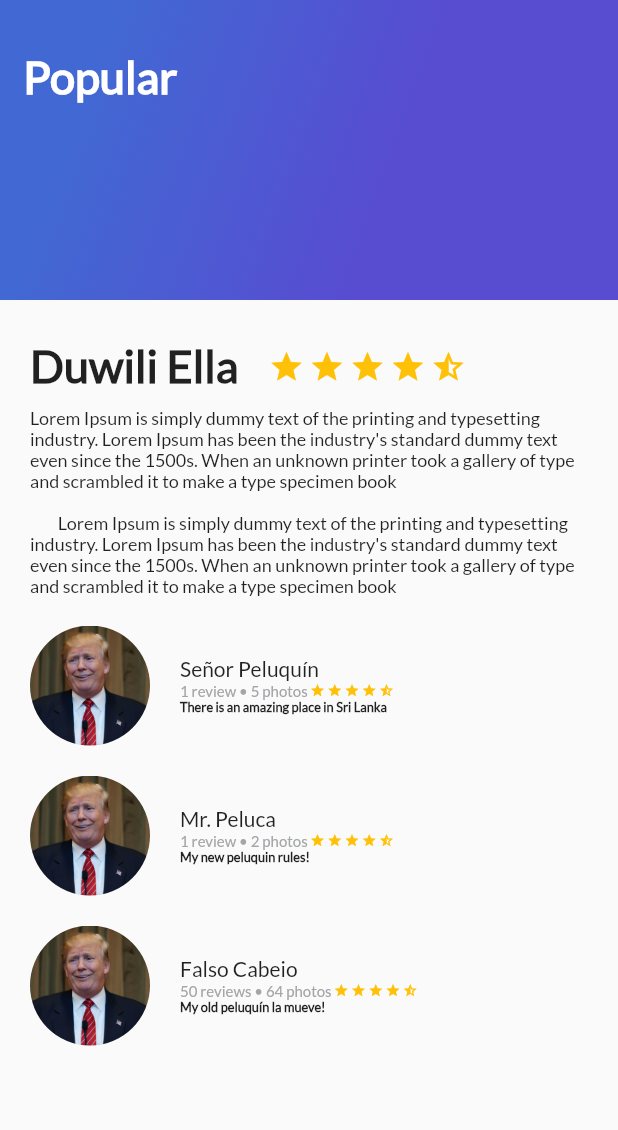
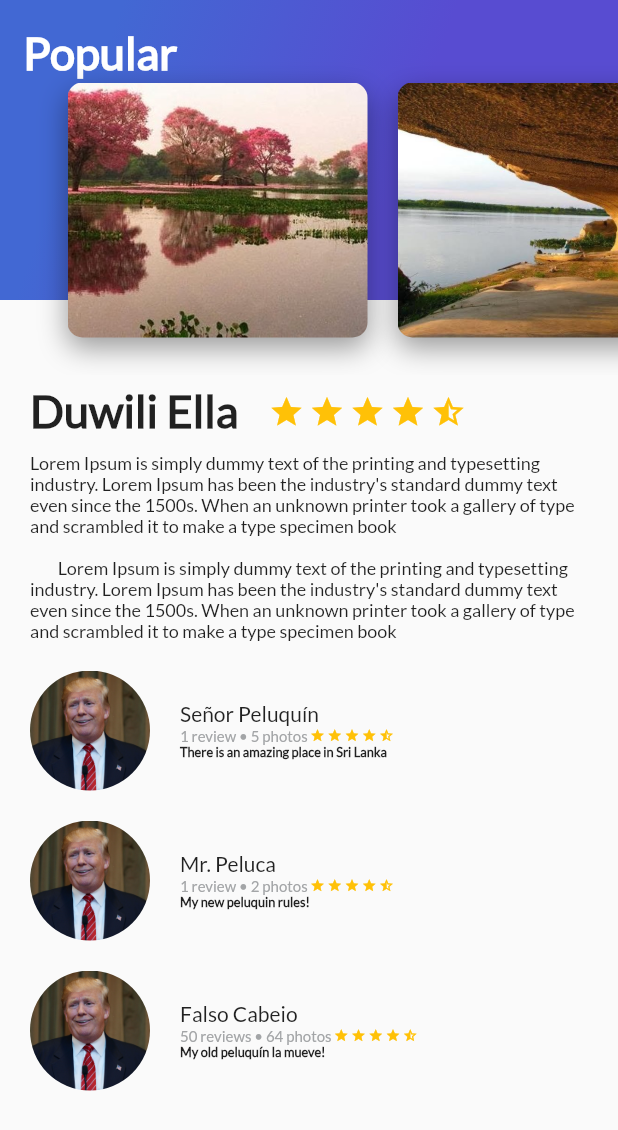
Before and after one commit to nandyme/p_flutter, a Flutter app: the screen it shows after launch, on a phone screen of 412 x 824 dp. Shown: the top 1130 px of the screen. Run offline on Flutter 3.47's test engine with Material 2 defaults, Android fonts, the phone set to English and light mode, and no system bars.

Commit message:
Clase 27

```diff
--- /dev/null
+++ b/lib/card_image.dart
@@ -0,0 +1,45 @@
+import 'package:flutter/material.dart';
+
+
+
+
+class CardImage extends StatelessWidget {
+
+  String pathImage = "assets/img/image.jpg";
+
+  CardImage(this.pathImage);
+
+  @override
+  Widget build(BuildContext context) {
+    // TODO: implement build
+
+    final card = Container(
+      height: 150.0,
+      width: 200.0,
+      margin: EdgeInsets.only(
+        top: 30.0,
+        left: 20.0
+      ),
+
+      decoration: BoxDecoration(
+        image: DecorationImage(
+          fit: BoxFit.cover,
+          image: AssetImage(pathImage)
+        ),
+        borderRadius: BorderRadius.all(Radius.circular(10.0)),
+        shape: BoxShape.rectangle,
+        boxShadow: <BoxShadow>[
+          BoxShadow(
+            color: Colors.black38,
+            blurRadius: 15.0,
+            offset: Offset(0.0, 7.0)
+          )
+        ]
+      ),
+    );
+
+
+    return card;
+  }
+
+}
--- /dev/null
+++ b/lib/card_image_list.dart
@@ -0,0 +1,23 @@
+import 'package:flutter/material.dart';
+import 'card_image.dart';
+
+class CardImageList extends StatelessWidget {
+  @override
+  Widget build(BuildContext context) {
+    // TODO: implement build
+    return Container(
+      height: 250.0,
+      child: ListView(
+        padding: EdgeInsets.all(25.0),
+        scrollDirection: Axis.horizontal,
+        children: <Widget>[
+          CardImage("assets/img/paisaje1.jpg"),
+          CardImage("assets/img/paisaje2.jpg"),
+          CardImage("assets/img/paisaje3.jpg"),
+          CardImage("assets/img/paisaje4.jpg"),
+        ],
+      ),
+    );
+  }
+
+}
--- a/lib/description_place.dart
+++ b/lib/description_place.dart
@@ -34,7 +34,7 @@ class DescriptionPlace extends StatelessWidget {
 
     final star = Container(
       margin: EdgeInsets.only(
-        top: 228.0,
+        top: 258.0,
         right: 3.0
       ),
       child: Icon(
@@ -45,7 +45,7 @@ class DescriptionPlace extends StatelessWidget {
 
     final emptyStar = Container(
       margin: EdgeInsets.only(
-        top: 228.0,
+        top: 258.0,
         right: 3.0
       ),
       child: Icon(
@@ -58,7 +58,7 @@ class DescriptionPlace extends StatelessWidget {
       children: <Widget>[
         Container(
           margin: EdgeInsets.only(
-            top: 225.0,
+            top: 255.0,
             left: 20.0,
             right: 20.0
           ),
--- a/lib/gradient_back.dart
+++ b/lib/gradient_back.dart
@@ -32,7 +32,7 @@ class GradientBack extends StatelessWidget {
           fontWeight: FontWeight.bold
         ),
       ),
-      alignment: Alignment(-0.9, -0.6),
+      alignment: Alignment(-0.9, -0.8),
     );
   }
 
--- a/lib/main.dart
+++ b/lib/main.dart
@@ -1,6 +1,7 @@
 import 'package:flutter/material.dart';
 import 'package:flutter/services.dart';
 import 'the_body.dart';
+import 'the_header_appbar.dart';
 
 
 
@@ -28,7 +29,13 @@ class MyApp extends StatelessWidget {
         primarySwatch: Colors.blue,
       ),
       home: Scaffold(
-        body: TheBody(),
+
+        body: Stack(
+          children: <Widget>[
+            TheBody(),
+            HeaderAppBar()
+          ],
+        )
       ) //MyHomePage(title: 'Flutter Demo Home Page'),
     );
   }
--- a/lib/review_list.dart
+++ b/lib/review_list.dart
@@ -1,5 +1,6 @@
 import 'package:flutter/material.dart';
 import 'review.dart';
+
 
 class ReviewList extends StatelessWidget {
   @override
--- a/lib/the_body.dart
+++ b/lib/the_body.dart
@@ -1,8 +1,6 @@
 import 'package:flutter/material.dart';
 import 'description_place.dart';
 import 'review_list.dart';
-import 'gradient_back.dart';
-
 
 
 class TheBody extends StatelessWidget {
@@ -18,7 +16,6 @@ class TheBody extends StatelessWidget {
             ReviewList()
           ],
         ),
-        GradientBack("Popular")
       ],
     );
   }
--- /dev/null
+++ b/lib/the_header_appbar.dart
@@ -0,0 +1,17 @@
+import 'package:flutter/material.dart';
+import 'card_image_list.dart';
+import 'gradient_back.dart';
+
+class HeaderAppBar extends StatelessWidget {
+  @override
+  Widget build(BuildContext context) {
+    // TODO: implement build
+    return Stack(
+        children: <Widget>[
+          GradientBack("Popular"),
+          CardImageList()
+        ],
+    );
+  }
+
+}
```
Also changed, not shown: pubspec.lock (deleted).
